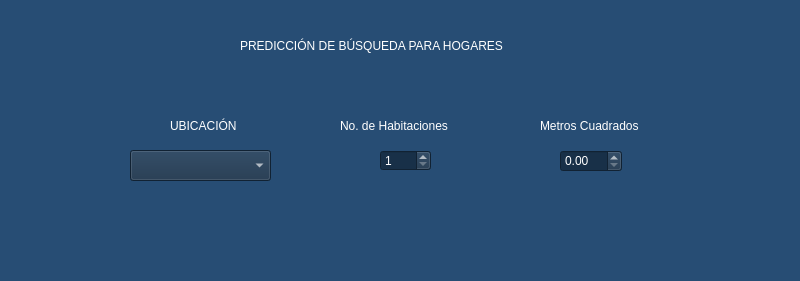
This is View/home_view.ui in JuanChandoqui/IA-C3-A3 as Qt 5 draws it before an edit. The edited form follows.
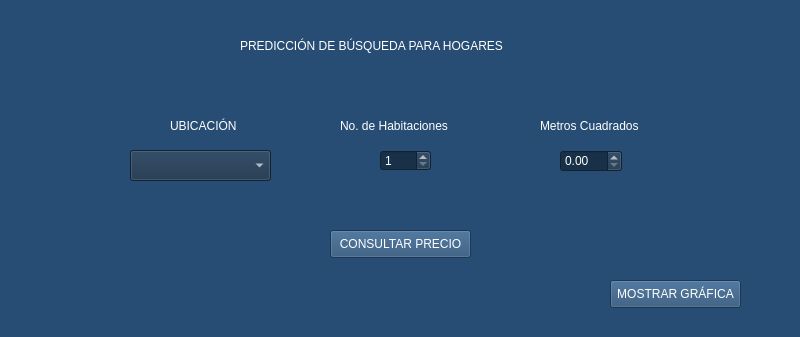
This is the edited form.

Diff of the .ui file:
```diff
--- a/View/home_view.ui
+++ b/View/home_view.ui
@@ -7,7 +7,7 @@
     <x>0</x>
     <y>0</y>
     <width>800</width>
-    <height>281</height>
+    <height>337</height>
    </rect>
   </property>
   <property name="windowTitle">
@@ -134,6 +134,58 @@
      <double>10.000000000000000</double>
     </property>
    </widget>
+   <widget class="QPushButton" name="pushButton_consultarPrecio">
+    <property name="geometry">
+     <rect>
+      <x>330</x>
+      <y>230</y>
+      <width>141</width>
+      <height>28</height>
+     </rect>
+    </property>
+    <property name="styleSheet">
+     <string notr="true">color: rgb(255, 255, 255);</string>
+    </property>
+    <property name="text">
+     <string>CONSULTAR PRECIO</string>
+    </property>
+   </widget>
+   <widget class="QLabel" name="label_precio">
+    <property name="geometry">
+     <rect>
+      <x>330</x>
+      <y>290</y>
+      <width>141</width>
+      <height>21</height>
+     </rect>
+    </property>
+    <property name="styleSheet">
+     <string notr="true">color: rgb(255, 255, 255);
+font: 75 10pt &quot;Nirmala UI&quot;;</string>
+    </property>
+    <property name="text">
+     <string/>
+    </property>
+    <property name="alignment">
+     <set>Qt::AlignCenter</set>
+    </property>
+   </widget>
+   <widget class="QPushButton" name="pushButton_mostrarGrafica">
+    <property name="geometry">
+     <rect>
+      <x>610</x>
+      <y>280</y>
+      <width>131</width>
+      <height>28</height>
+     </rect>
+    </property>
+    <property name="styleSheet">
+     <string notr="true">color: rgb(255, 255, 255);</string>
+    </property>
+    <property name="text">
+     <string>MOSTRAR GRÁFICA</string>
+    </property>
+   </widget>
   </widget>
  </widget>
  <resources/>
```
